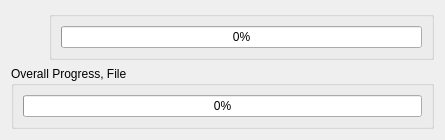
Qt form Velocity/progressdialog.ui (hetelek/Velocity) before a commit.
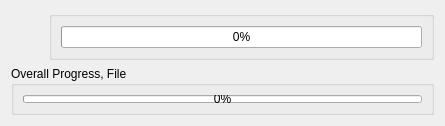
The same form after that commit. Icons and pictures are not drawn.

What changed in the file:
```diff
--- a/Velocity/progressdialog.ui
+++ b/Velocity/progressdialog.ui
@@ -10,6 +10,18 @@
     <height>126</height>
    </rect>
   </property>
+  <property name="minimumSize">
+   <size>
+    <width>445</width>
+    <height>126</height>
+   </size>
+  </property>
+  <property name="maximumSize">
+   <size>
+    <width>445</width>
+    <height>126</height>
+   </size>
+  </property>
   <property name="windowTitle">
    <string>Dialog</string>
   </property>
```
